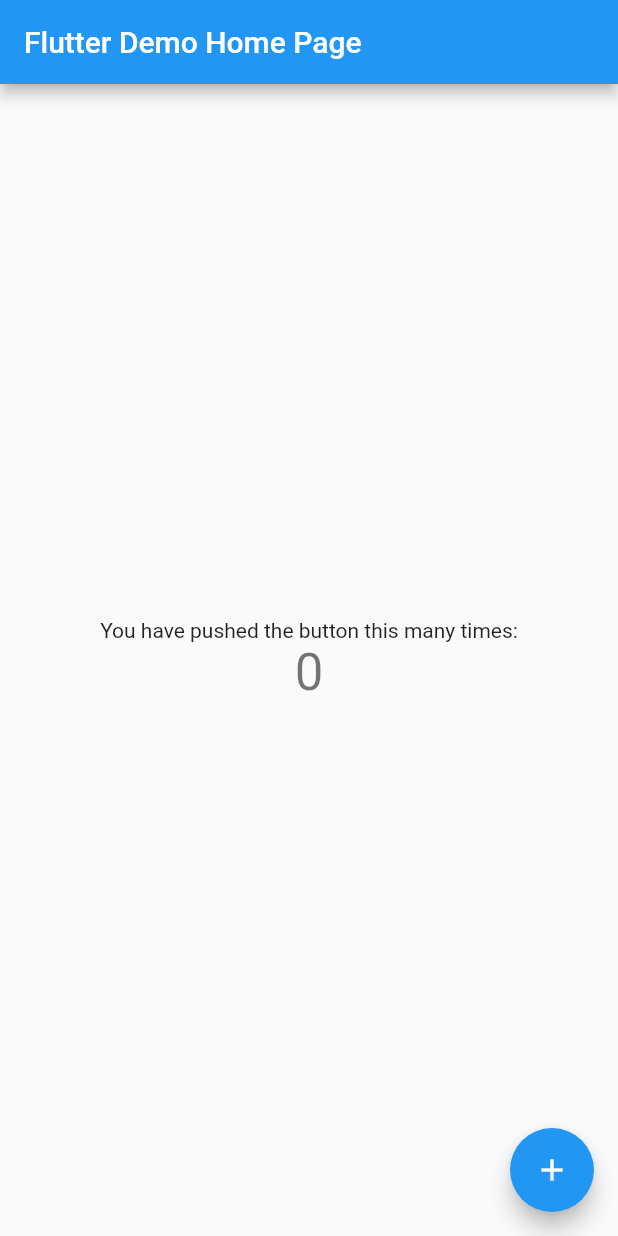
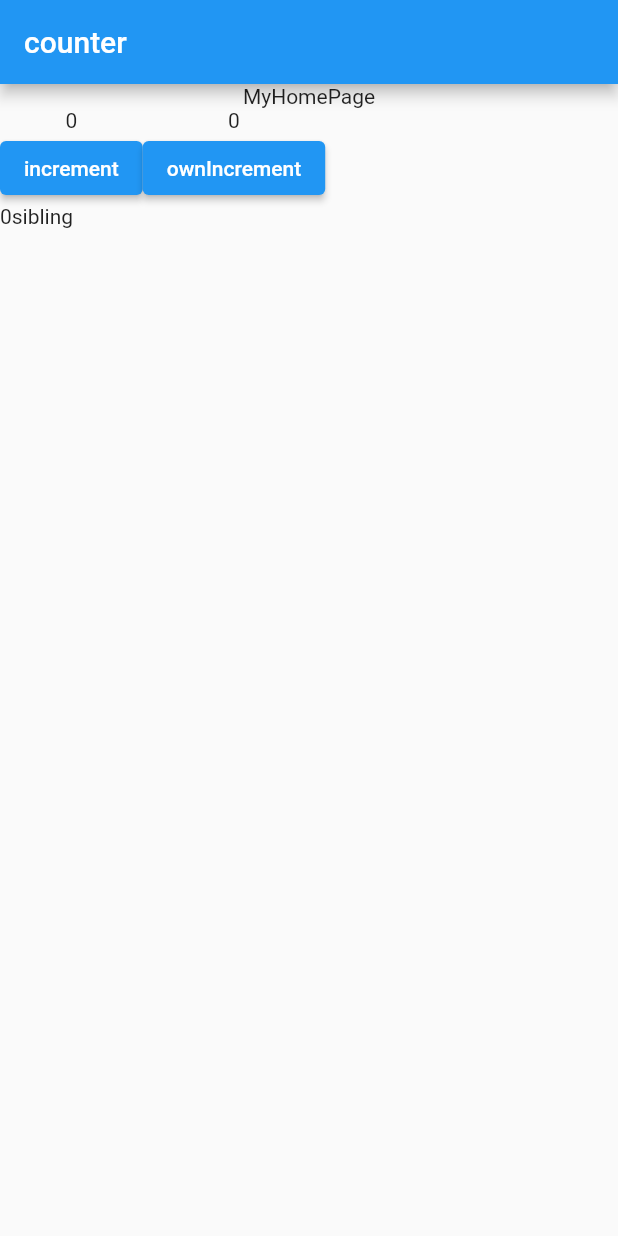
Before and after one commit to ssdd33/flutter_provider_essential, a Flutter app: the screen it shows after launch, on a phone screen of 412 x 824 dp. Run offline on Flutter 3.47's test engine with Material 2 defaults, Android fonts, the phone set to English and light mode, and no system bars.

```diff
--- a/lib/main.dart
+++ b/lib/main.dart
@@ -1,115 +1,8 @@
 import 'package:flutter/material.dart';
+import 'package:flutter_provider/screen/home_screen.dart';
 
 void main() {
-  runApp(const MyApp());
+  runApp(const MaterialApp(
+    home: MyHomePage(),
+  ));
 }
-
-class MyApp extends StatelessWidget {
-  const MyApp({super.key});
-
-  // This widget is the root of your application.
-  @override
-  Widget build(BuildContext context) {
-    return MaterialApp(
-      title: 'Flutter Demo',
-      theme: ThemeData(
-        // This is the theme of your application.
-        //
-        // Try running your application with "flutter run". You'll see the
-        // application has a blue toolbar. Then, without quitting the app, try
-        // changing the primarySwatch below to Colors.green and then invoke
-        // "hot reload" (press "r" in the console where you ran "flutter run",
-        // or simply save your changes to "hot reload" in a Flutter IDE).
-        // Notice that the counter didn't reset back to zero; the application
-        // is not restarted.
-        primarySwatch: Colors.blue,
-      ),
-      home: const MyHomePage(title: 'Flutter Demo Home Page'),
-    );
-  }
-}
-
-class MyHomePage extends StatefulWidget {
-  const MyHomePage({super.key, required this.title});
-
-  // This widget is the home page of your application. It is stateful, meaning
-  // that it has a State object (defined below) that contains fields that affect
-  // how it looks.
-
-  // This class is the configuration for the state. It holds the values (in this
-  // case the title) provided by the parent (in this case the App widget) and
-  // used by the build method of the State. Fields in a Widget subclass are
-  // always marked "final".
-
-  final String title;
-
-  @override
-  State<MyHomePage> createState() => _MyHomePageState();
-}
-
-class _MyHomePageState extends State<MyHomePage> {
-  int _counter = 0;
-
-  void _incrementCounter() {
-    setState(() {
-      // This call to setState tells the Flutter framework that something has
-      // changed in this State, which causes it to rerun the build method below
-      // so that the display can reflect the updated values. If we changed
-      // _counter without calling setState(), then the build method would not be
-      // called again, and so nothing would appear to happen.
-      _counter++;
-    });
-  }
-
-  @override
-  Widget build(BuildContext context) {
-    // This method is rerun every time setState is called, for instance as done
-    // by the _incrementCounter method above.
-    //
-    // The Flutter framework has been optimized to make rerunning build methods
-    // fast, so that you can just rebuild anything that needs updating rather
-    // than having to individually change instances of widgets.
-    return Scaffold(
-      appBar: AppBar(
-        // Here we take the value from the MyHomePage object that was created by
-        // the App.build method, and use it to set our appbar title.
-        title: Text(widget.title),
-      ),
-      body: Center(
-        // Center is a layout widget. It takes a single child and positions it
-        // in the middle of the parent.
-        child: Column(
-          // Column is also a layout widget. It takes a list of children and
-          // arranges them vertically. By default, it sizes itself to fit its
-          // children horizontally, and tries to be as tall as its parent.
-          //
-          // Invoke "debug painting" (press "p" in the console, choose the
-          // "Toggle Debug Paint" action from the Flutter Inspector in Android
-          // Studio, or the "Toggle Debug Paint" command in Visual Studio Code)
-          // to see the wireframe for each widget.
-          //
-          // Column has various properties to control how it sizes itself and
-          // how it positions its children. Here we use mainAxisAlignment to
-          // center the children vertically; the main axis here is the vertical
-          // axis because Columns are vertical (the cross axis would be
-          // horizontal).
-          mainAxisAlignment: MainAxisAlignment.center,
-          children: <Widget>[
-            const Text(
-              'You have pushed the button this many times:',
-            ),
-            Text(
-              '$_counter',
-              style: Theme.of(context).textTheme.headlineMedium,
-            ),
-          ],
-        ),
-      ),
-      floatingActionButton: FloatingActionButton(
-        onPressed: _incrementCounter,
-        tooltip: 'Increment',
-        child: const Icon(Icons.add),
-      ), // This trailing comma makes auto-formatting nicer for build methods.
-    );
-  }
-}
--- /dev/null
+++ b/lib/screen/home_screen.dart
@@ -0,0 +1,110 @@
+import 'package:flutter/material.dart';
+
+class MyHomePage extends StatefulWidget {
+  const MyHomePage({super.key});
+
+  @override
+  State<MyHomePage> createState() => _MyHomePageState();
+}
+
+class _MyHomePageState extends State<MyHomePage> {
+  int counter = 0;
+  void increment() {
+    setState(() {
+      counter += 1;
+    });
+  }
+
+  @override
+  Widget build(BuildContext context) {
+    print('MyHomePage build');
+    return Scaffold(
+      appBar: AppBar(
+        title: const Text('counter'),
+      ),
+      body: Column(
+        children: [
+          const Text('MyHomePage'),
+          CounterA(
+            counter: counter,
+            increment: increment,
+          ),
+          Middle(
+            counter: counter,
+          )
+        ],
+      ),
+    );
+  }
+}
+
+class CounterA extends StatefulWidget {
+  final int counter;
+  final dynamic increment;
+
+  const CounterA({super.key, required this.counter, required this.increment});
+
+  @override
+  State<CounterA> createState() => _CounterAState();
+}
+
+class _CounterAState extends State<CounterA> {
+  int ownCounter = 0;
+
+  void ownIncrement() {
+    setState(() {
+      ownCounter += 1;
+    });
+  }
+
+  @override
+  Widget build(BuildContext context) {
+    print('counterA build');
+    return Row(
+      children: [
+        Column(
+          children: [
+            Text('${widget.counter}'),
+            ElevatedButton(
+              onPressed: widget.increment,
+              child: const Text('increment'),
+            ),
+          ],
+        ),
+        Column(
+          children: [
+            Text('$ownCounter'),
+            ElevatedButton(
+              onPressed: ownIncrement,
+              child: const Text('ownIncrement'),
+            ),
+          ],
+        ),
+      ],
+    );
+  }
+}
+
+class Middle extends StatelessWidget {
+  final int counter;
+  const Middle({super.key, required this.counter});
+
+  @override
+  Widget build(BuildContext context) {
+    print('Middle build');
+    return Row(
+      children: [CounterB(counter: counter), const Text('sibling')],
+    );
+  }
+}
+
+class CounterB extends StatelessWidget {
+  final int counter;
+  const CounterB({super.key, required this.counter});
+
+  @override
+  Widget build(BuildContext context) {
+    print('counterB build');
+    return Text('$counter');
+  }
+}
```
